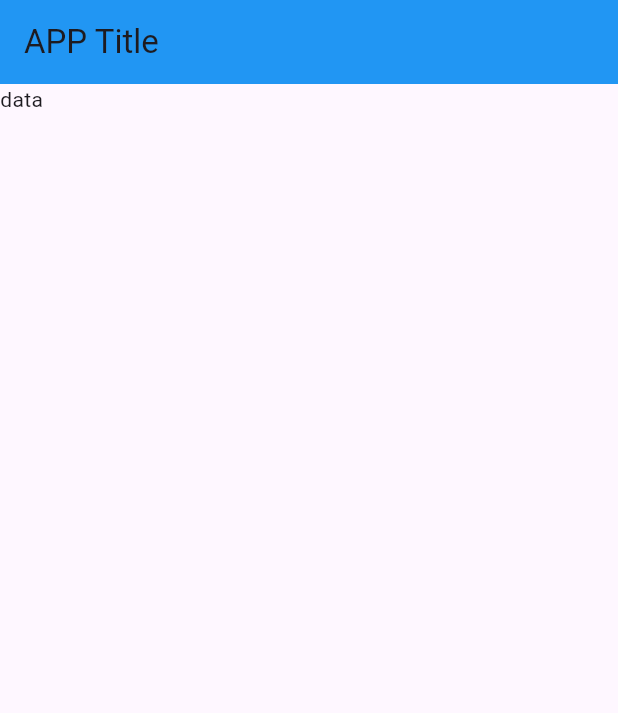
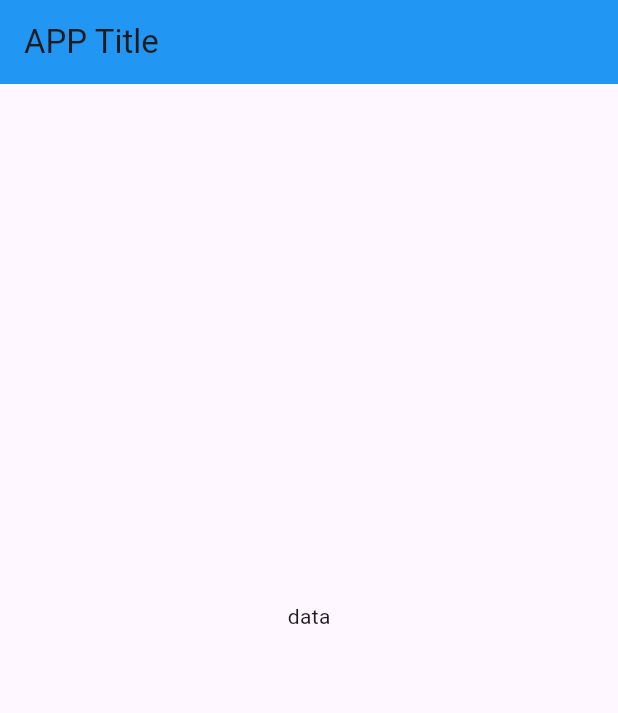
Before and after one commit to 218583-yihan/flutter_demo, a Flutter app: the screen it shows after launch, on a phone screen of 412 x 824 dp. Shown: the top 713 px of the screen. Run offline on Flutter 3.47's test engine with Material 3 defaults, Android fonts, the phone set to English and light mode, and no system bars.

Commit message:
make body in the center

```diff
--- a/lib/main.dart
+++ b/lib/main.dart
@@ -16,7 +16,7 @@ class MyApp extends StatelessWidget {
           backgroundColor: Colors.blue,
           title: const Text('APP Title'),
         ),
-        body: const Text('data'),
+        body: const Center(child: const Text('data')),
         bottomNavigationBar: BottomNavigationBar(
           items: const [
             BottomNavigationBarItem(label: 'Home', icon: Icon(Icons.home)),
```
